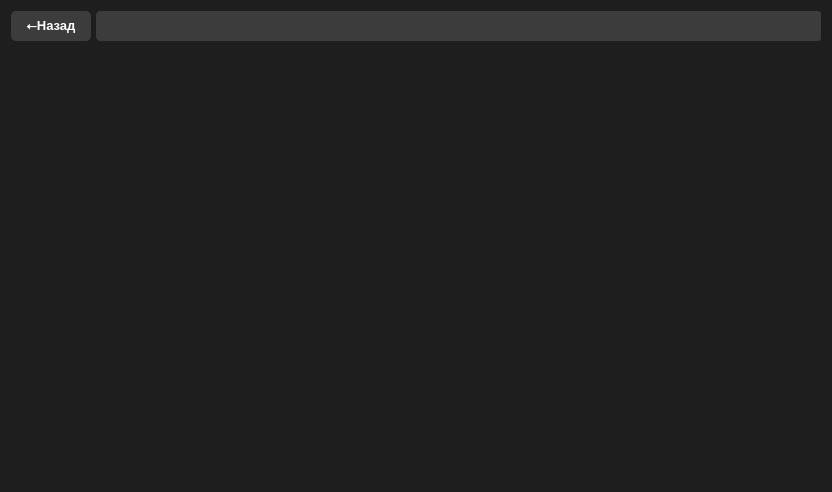
Above: ui/search_screen.ui from CyllXap4ok/PDF_Multy_Search before the change. Below: the same form after it.
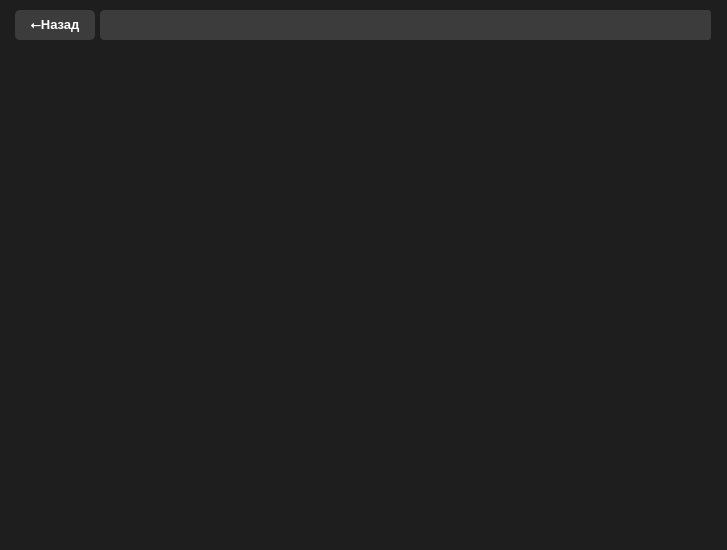
That is the form after the change. Icons and pictures are not drawn.

```diff
--- a/ui/search_screen.ui
+++ b/ui/search_screen.ui
@@ -6,10 +6,22 @@
    <rect>
     <x>0</x>
     <y>0</y>
-    <width>832</width>
-    <height>492</height>
+    <width>727</width>
+    <height>550</height>
    </rect>
   </property>
+  <property name="minimumSize">
+   <size>
+    <width>727</width>
+    <height>550</height>
+   </size>
+  </property>
+  <property name="baseSize">
+   <size>
+    <width>727</width>
+    <height>550</height>
+   </size>
+  </property>
   <property name="windowTitle">
    <string>GroupBox</string>
   </property>
@@ -21,11 +33,29 @@
    <set>Qt::InputMethodHint::ImhNone</set>
   </property>
   <layout class="QVBoxLayout" name="verticalLayout">
+   <property name="spacing">
+    <number>5</number>
+   </property>
+   <property name="leftMargin">
+    <number>15</number>
+   </property>
+   <property name="topMargin">
+    <number>10</number>
+   </property>
+   <property name="rightMargin">
+    <number>0</number>
+   </property>
+   <property name="bottomMargin">
+    <number>10</number>
+   </property>
    <item>
     <layout class="QHBoxLayout" name="search_window_top_bar">
      <property name="spacing">
       <number>5</number>
      </property>
+     <property name="rightMargin">
+      <number>16</number>
+     </property>
      <item>
       <widget class="QPushButton" name="return_button">
        <property name="sizePolicy">
@@ -97,7 +127,7 @@
        </property>
        <property name="minimumSize">
         <size>
-         <width>700</width>
+         <width>0</width>
          <height>30</height>
         </size>
        </property>
@@ -149,7 +179,7 @@
           </property>
           <property name="minimumSize">
            <size>
-            <width>640</width>
+            <width>0</width>
             <height>30</height>
            </size>
           </property>
@@ -314,6 +344,9 @@
       <string notr="true">background:transparent;
 border:0px;</string>
      </property>
+     <property name="horizontalScrollBarPolicy">
+      <enum>Qt::ScrollBarPolicy::ScrollBarAlwaysOff</enum>
+     </property>
     </widget>
    </item>
   </layout>
```
Left out of the diff: 2 changed lines with no effect on the pictures.
